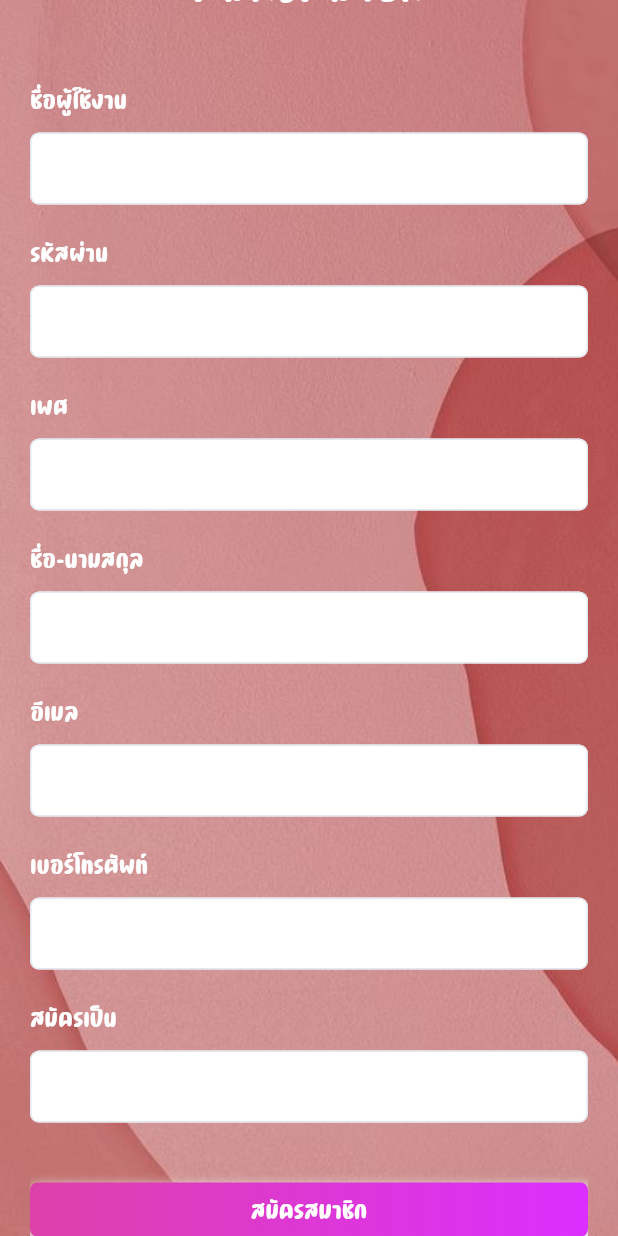
After one commit to foxyhandsome/Gift4You-Flutter, a Flutter app: the Register screen opened directly, scrolled down 116 dp, after a tap on "สมัครสมาชิก", on a phone screen of 412 x 824 dp. The commit adds this screen. Run offline on Flutter 3.47's test engine with Material 2 defaults, Android fonts, the phone set to English and light mode, and no system bars; our stand-ins replace dio, persistent_bottom_nav_bar; network calls fail.

Commit message:
เพิ่มเติม

```diff
--- a/lib/src/features/auth/login.dart
+++ b/lib/src/features/auth/login.dart
@@ -26,16 +26,14 @@ class _LoginState extends State<Login> {
       "username": username.text,
       "password": password.text,
     });
-      if (response.statusCode == 200){
+    if (response.statusCode == 200) {
       List<UserInfo> data = [];
       response.data.forEach((element) {
         data.add(UserInfo.fromJson(element));
       });
       setState(() {
         userData = data;
-
       });
-
     }
     if (userData != null && userData!.isNotEmpty) {
       goToMain();
@@ -52,17 +50,17 @@ class _LoginState extends State<Login> {
         builder: (BuildContext ctx) {
           return CupertinoAlertDialog(
             title: Text(
-              'แจ้งเตือนเข้าสู่ระบบ',
+              'ระบบเเจ้งเตือน',
               style: TextStyle(
                   color: Color.fromARGB(255, 65, 57, 52),
-                  fontFamily: 'anupark',
+                  fontFamily: 'donut',
                   fontSize: 21),
             ),
             content: Text(
               "ชื่อผู้ใช้งานหรือรหัสผ่านไม่ถูกต้อง",
               style: TextStyle(
                   color: Color.fromARGB(255, 55, 48, 43),
-                  fontFamily: 'anupark',
+                  fontFamily: 'donut',
                   fontSize: 17),
             ),
             actions: [
@@ -75,9 +73,8 @@ class _LoginState extends State<Login> {
                 },
                 child: const Text(
                   'ตกลง',
-                  style: TextStyle(
-                    color: Color(0xff536830),
-                  ),
+                  style:
+                      TextStyle(color: Color(0xff536830), fontFamily: 'donut'),
                 ),
                 isDefaultAction: true,
                 isDestructiveAction: true,
@@ -109,9 +106,9 @@ Navigator.of(context, rootNavigator: true).pushAndRemoveUntil(
           Text(
             title,
             style: TextStyle(
-                fontWeight: FontWeight.bold,
-                fontSize: 15,
-                color: Color(0xff6E8785)),
+                fontFamily: 'donut',
+                fontSize: 20,
+                color: Color.fromARGB(255, 255, 255, 255)),
           ),
           SizedBox(
             height: 10,
@@ -145,9 +142,9 @@ Navigator.of(context, rootNavigator: true).pushAndRemoveUntil(
           Text(
             title,
             style: TextStyle(
-                fontWeight: FontWeight.bold,
-                fontSize: 15,
-                color: Color(0xff6E8785)),
+                fontFamily: 'donut',
+                fontSize: 20,
+                color: Color.fromARGB(255, 255, 255, 255)),
           ),
           SizedBox(
             height: 10,
@@ -193,13 +190,16 @@ Navigator.of(context, rootNavigator: true).pushAndRemoveUntil(
             gradient: LinearGradient(
                 begin: Alignment.centerLeft,
                 end: Alignment.centerRight,
-                colors: [Color(0xff6E8786), Color(0xff6E8786)])),
+                colors: [
+                  Color.fromARGB(193, 255, 113, 243),
+                  Color.fromARGB(255, 220, 47, 255)
+                ])),
         child: Text(
-          'ลงชื่อเข้าใช้งานระบบ',
+          'เข้าสู่ระบบ',
           style: TextStyle(
             fontSize: 20,
             color: Colors.white,
-            fontFamily: 'anupark',
+            fontFamily: 'donut',
           ),
         ),
       ),
@@ -210,12 +210,12 @@ Navigator.of(context, rootNavigator: true).pushAndRemoveUntil(
     return RichText(
       textAlign: TextAlign.center,
       text: TextSpan(
-        text: 'ลงชื่อเข้าใช้ระบบ',
+        text: 'เข้าสู่ระบบสมาชิก',
         style: TextStyle(
-            fontFamily: 'anupark',
-            fontSize: 30,
+            fontFamily: 'donut',
+            fontSize: 40,
             fontWeight: FontWeight.w700,
-            color: Color.fromARGB(255, 0, 255, 13)),
+            color: Color.fromARGB(255, 255, 255, 255)),
       ),
     );
   }
@@ -223,7 +223,7 @@ Navigator.of(context, rootNavigator: true).pushAndRemoveUntil(
   Widget _emailPasswordWidget() {
     return Column(
       children: <Widget>[
-        _entryFieldUsername("ผู้ใช้งาน"),
+        _entryFieldUsername("ชื่อผู้ใช้งาน"),
         _entryFieldPassword("รหัสผ่าน", isPassword: true),
       ],
     );
@@ -236,7 +236,8 @@ Navigator.of(context, rootNavigator: true).pushAndRemoveUntil(
       constraints: const BoxConstraints.expand(),
       decoration: const BoxDecoration(
           image: DecorationImage(
-              image: AssetImage("asset/images/Test1.jpg"), fit: BoxFit.cover)),
+              image: AssetImage("asset/images/Gift4YouBG.jpg"),
+              fit: BoxFit.cover)),
       child: Scaffold(
         backgroundColor: Colors.transparent,
         body: Container(
--- /dev/null
+++ b/lib/src/features/auth/model/user_register.dart
@@ -0,0 +1,40 @@
+class UserRegister {
+  String? username;
+  String? password;
+  String? gender;
+  String? fullname;
+  String? email;
+  String? tel;
+  String? roleId;
+
+  UserRegister(
+      {this.username,
+      this.password,
+      this.gender,
+      this.fullname,
+      this.email,
+      this.tel,
+      this.roleId});
+
+  UserRegister.fromJson(Map<String, dynamic> json) {
+    username = json['username'];
+    password = json['password'];
+    gender = json['gender'];
+    fullname = json['fullname'];
+    email = json['email'];
+    tel = json['tel'];
+    roleId = json['role_id'];
+  }
+
+  Map<String, dynamic> toJson() {
+    final Map<String, dynamic> data = new Map<String, dynamic>();
+    data['username'] = this.username;
+    data['password'] = this.password;
+    data['gender'] = this.gender;
+    data['fullname'] = this.fullname;
+    data['email'] = this.email;
+    data['tel'] = this.tel;
+    data['role_id'] = this.roleId;
+    return data;
+  }
+}
--- /dev/null
+++ b/lib/src/features/auth/register.dart
@@ -0,0 +1,462 @@
+import 'package:dio/dio.dart';
+import 'package:flutter/cupertino.dart';
+import 'package:flutter/material.dart';
+import 'package:giftforyou/src/features/auth/model/user_register.dart';
+
+import '../routing/navigate.dart';
+import 'model/user_info.dart';
+
+class Register extends StatefulWidget {
+  const Register({super.key});
+
+  @override
+  State<Register> createState() => _RegisterState();
+}
+
+class _RegisterState extends State<Register> {
+  TextEditingController username = new TextEditingController();
+  TextEditingController password = new TextEditingController();
+  TextEditingController gender = new TextEditingController();
+  TextEditingController fullname = new TextEditingController();
+  TextEditingController email = new TextEditingController();
+  TextEditingController tel = new TextEditingController();
+  TextEditingController role_id = new TextEditingController();
+
+  final dio = Dio();
+  List<UserInfo>? userData = [];
+
+  login() async {
+    print(username.text);
+    print(password.text);
+
+    final response = await dio.post('http://192.168.1.38:5000/register', data: {
+      "username": username.text,
+      "password": password.text,
+      "gender": gender.text,
+      "fullname": fullname.text,
+      "email": email.text,
+      "tel": tel.text,
+      "role_id": role_id.text,
+
+    });
+    // if (response.statusCode == 200) {
+    //   List<UserRegister> data = [];
+    //   response.data.forEach((element) {
+    //     data.add(UserRegister.fromJson(element));
+    //   });
+    //   setState(() {
+    //     userData = data;
+    //   });
+    // }
+    if (userData != null && userData!.isNotEmpty) {
+      goToMain();
+    } else {
+      noti(context);
+    }
+
+    print(response);
+  }
+
+  void noti(BuildContext context) {
+    showCupertinoDialog(
+        context: context,
+        builder: (BuildContext ctx) {
+          return CupertinoAlertDialog(
+            title: Text(
+              'ระบบเเจ้งเตือน',
+              style: TextStyle(
+                  color: Color.fromARGB(255, 65, 57, 52),
+                  fontFamily: 'donut',
+                  fontSize: 21),
+            ),
+            content: Text(
+              "ชื่อผู้ใช้งานหรือรหัสผ่านไม่ถูกต้อง",
+              style: TextStyle(
+                  color: Color.fromARGB(255, 55, 48, 43),
+                  fontFamily: 'donut',
+                  fontSize: 17),
+            ),
+            actions: [
+              // The "Yes" button
+              CupertinoDialogAction(
+                onPressed: () {
+                  setState(() {
+                    Navigator.of(context).pop();
+                  });
+                },
+                child: const Text(
+                  'ตกลง',
+                  style:
+                      TextStyle(color: Color(0xff536830), fontFamily: 'donut'),
+                ),
+                isDefaultAction: true,
+                isDestructiveAction: true,
+              ),
+              // The "No" button
+            ],
+          );
+        });
+  }
+
+  goToMain() {
+    Navigator.of(context, rootNavigator: true).pushAndRemoveUntil(
+      MaterialPageRoute(
+        settings: RouteSettings(name: "/MenuBar"),
+        builder: (BuildContext context) {
+          return NavigationMenuBar();
+        },
+      ),
+      (_) => false,
+    );
+  }
+
+  Widget _entryFieldUsername(String title, {bool isPassword = false}) {
+    return Container(
+      margin: EdgeInsets.symmetric(vertical: 10),
+      child: Column(
+        crossAxisAlignment: CrossAxisAlignment.start,
+        children: <Widget>[
+          Text(
+            title,
+            style: TextStyle(
+                fontFamily: 'donut',
+                fontSize: 20,
+                color: Color.fromARGB(255, 255, 255, 255)),
+          ),
+          SizedBox(
+            height: 10,
+          ),
+          TextField(
+              controller: username,
+              decoration: InputDecoration(
+                  contentPadding: EdgeInsets.only(left: 10),
+                  border: InputBorder.none,
+                  fillColor: Colors.white,
+                  focusedBorder: OutlineInputBorder(
+                    borderSide: const BorderSide(color: Color(0xff6E8786)),
+                    borderRadius: BorderRadius.all(Radius.circular(6)),
+                  ),
+                  enabledBorder: OutlineInputBorder(
+                    borderSide: BorderSide(color: Color(0xffE2E8F0)),
+                    borderRadius: BorderRadius.all(Radius.circular(6)),
+                  ),
+                  filled: true))
+        ],
+      ),
+    );
+  }
+
+  Widget _entryFieldPassword(String title, {bool isPassword = false}) {
+    return Container(
+      margin: EdgeInsets.symmetric(vertical: 10),
+      child: Column(
+        crossAxisAlignment: CrossAxisAlignment.start,
+        children: <Widget>[
+          Text(
+            title,
+            style: TextStyle(
+                fontFamily: 'donut',
+                fontSize: 20,
+                color: Color.fromARGB(255, 255, 255, 255)),
+          ),
+          SizedBox(
+            height: 10,
+          ),
+          TextField(
+              controller: password,
+              decoration: InputDecoration(
+                  contentPadding: EdgeInsets.only(left: 10),
+                  border: InputBorder.none,
+                  fillColor: Colors.white,
+                  focusedBorder: OutlineInputBorder(
+                    borderSide: const BorderSide(color: Color(0xff6E8786)),
+                    borderRadius: BorderRadius.all(Radius.circular(6)),
+                  ),
+                  enabledBorder: OutlineInputBorder(
+                    borderSide: BorderSide(color: Color(0xffE2E8F0)),
+                    borderRadius: BorderRadius.all(Radius.circular(6)),
+                  ),
+                  filled: true))
+        ],
+      ),
+    );
+  }
+
+  Widget _entryFieldGender(String title, {bool isPassword = false}) {
+    return Container(
+      margin: EdgeInsets.symmetric(vertical: 10),
+      child: Column(
+        crossAxisAlignment: CrossAxisAlignment.start,
+        children: <Widget>[
+          Text(
+            title,
+            style: TextStyle(
+                fontFamily: 'donut',
+                fontSize: 20,
+                color: Color.fromARGB(255, 255, 255, 255)),
+          ),
+          SizedBox(
+            height: 10,
+          ),
+          TextField(
+              controller: gender,
+              decoration: InputDecoration(
+                  contentPadding: EdgeInsets.only(left: 10),
+                  border: InputBorder.none,
+                  fillColor: Colors.white,
+                  focusedBorder: OutlineInputBorder(
+                    borderSide: const BorderSide(color: Color(0xff6E8786)),
+                    borderRadius: BorderRadius.all(Radius.circular(6)),
+                  ),
+                  enabledBorder: OutlineInputBorder(
+                    borderSide: BorderSide(color: Color(0xffE2E8F0)),
+                    borderRadius: BorderRadius.all(Radius.circular(6)),
+                  ),
+                  filled: true))
+        ],
+      ),
+    );
+  }
+
+  Widget _entryFieldFullname(String title, {bool isPassword = false}) {
+    return Container(
+      margin: EdgeInsets.symmetric(vertical: 10),
+      child: Column(
+        crossAxisAlignment: CrossAxisAlignment.start,
+        children: <Widget>[
+          Text(
+            title,
+            style: TextStyle(
+                fontFamily: 'donut',
+                fontSize: 20,
+                color: Color.fromARGB(255, 255, 255, 255)),
+          ),
+          SizedBox(
+            height: 10,
+          ),
+          TextField(
+              controller: fullname,
+              decoration: InputDecoration(
+                  contentPadding: EdgeInsets.only(left: 10),
+                  border: InputBorder.none,
+                  fillColor: Colors.white,
+                  focusedBorder: OutlineInputBorder(
+                    borderSide: const BorderSide(color: Color(0xff6E8786)),
+                    borderRadius: BorderRadius.all(Radius.circular(6)),
+                  ),
+                  enabledBorder: OutlineInputBorder(
+                    borderSide: BorderSide(color: Color(0xffE2E8F0)),
+                    borderRadius: BorderRadius.all(Radius.circular(6)),
+                  ),
+                  filled: true))
+        ],
+      ),
+    );
+  }
+
+  Widget _entryFieldEmail(String title, {bool isPassword = false}) {
+    return Container(
+      margin: EdgeInsets.symmetric(vertical: 10),
+      child: Column(
+        crossAxisAlignment: CrossAxisAlignment.start,
+        children: <Widget>[
+          Text(
+            title,
+            style: TextStyle(
+                fontFamily: 'donut',
+                fontSize: 20,
+                color: Color.fromARGB(255, 255, 255, 255)),
+          ),
+          SizedBox(
+            height: 10,
+          ),
+          TextField(
+              controller: email,
+              decoration: InputDecoration(
+                  contentPadding: EdgeInsets.only(left: 10),
+                  border: InputBorder.none,
+                  fillColor: Colors.white,
+                  focusedBorder: OutlineInputBorder(
+                    borderSide: const BorderSide(color: Color(0xff6E8786)),
+                    borderRadius: BorderRadius.all(Radius.circular(6)),
+                  ),
+                  enabledBorder: OutlineInputBorder(
+                    borderSide: BorderSide(color: Color(0xffE2E8F0)),
+                    borderRadius: BorderRadius.all(Radius.circular(6)),
+                  ),
+                  filled: true))
+        ],
+      ),
+    );
+  }
+
+  Widget _entryFieldTel(String title, {bool isPassword = false}) {
+    return Container(
+      margin: EdgeInsets.symmetric(vertical: 10),
+      child: Column(
+        crossAxisAlignment: CrossAxisAlignment.start,
+        children: <Widget>[
+          Text(
+            title,
+            style: TextStyle(
+                fontFamily: 'donut',
+                fontSize: 20,
+                color: Color.fromARGB(255, 255, 255, 255)),
+          ),
+          SizedBox(
+            height: 10,
+          ),
+          TextField(
+              controller: tel,
+              decoration: InputDecoration(
+                  contentPadding: EdgeInsets.only(left: 10),
+                  border: InputBorder.none,
+                  fillColor: Colors.white,
+                  focusedBorder: OutlineInputBorder(
+                    borderSide: const BorderSide(color: Color(0xff6E8786)),
+                    borderRadius: BorderRadius.all(Radius.circular(6)),
+                  ),
+                  enabledBorder: OutlineInputBorder(
+                    borderSide: BorderSide(color: Color(0xffE2E8F0)),
+                    borderRadius: BorderRadius.all(Radius.circular(6)),
+                  ),
+                  filled: true))
+        ],
+      ),
+    );
+  }
+
+  Widget _entryFieldRole_id(String title, {bool isPassword = false}) {
+    return Container(
+      margin: EdgeInsets.symmetric(vertical: 10),
+      child: Column(
+        crossAxisAlignment: CrossAxisAlignment.start,
+        children: <Widget>[
+          Text(
+            title,
+            style: TextStyle(
+                fontFamily: 'donut',
+                fontSize: 20,
+                color: Color.fromARGB(255, 255, 255, 255)),
+          ),
+          SizedBox(
+            height: 10,
+          ),
+          TextField(
+              controller: role_id,
+              decoration: InputDecoration(
+                  contentPadding: EdgeInsets.only(left: 10),
+                  border: InputBorder.none,
+                  fillColor: Colors.white,
+                  focusedBorder: OutlineInputBorder(
+                    borderSide: const BorderSide(color: Color(0xff6E8786)),
+                    borderRadius: BorderRadius.all(Radius.circular(6)),
+                  ),
+                  enabledBorder: OutlineInputBorder(
+                    borderSide: BorderSide(color: Color(0xffE2E8F0)),
+                    borderRadius: BorderRadius.all(Radius.circular(6)),
+                  ),
+                  filled: true))
+        ],
+      ),
+    );
+  }
+
+  Widget _submitButton() {
+    return InkWell(
+      onTap: () {
+        login();
+      },
+      child: Container(
+        width: MediaQuery.of(context).size.width,
+        padding: EdgeInsets.symmetric(vertical: 6),
+        alignment: Alignment.center,
+        decoration: BoxDecoration(
+            borderRadius: BorderRadius.all(Radius.circular(5)),
+            boxShadow: <BoxShadow>[
+              BoxShadow(
+                  color: Colors.grey.shade200,
+                  offset: Offset(2, 4),
+                  blurRadius: 5,
+                  spreadRadius: 2)
+            ],
+            gradient: LinearGradient(
+                begin: Alignment.centerLeft,
+                end: Alignment.centerRight,
+                colors: [
+                  Color.fromARGB(255, 221, 65, 169),
+                  Color.fromARGB(255, 220, 47, 255)
+                ])),
+        child: Text(
+          'สมัครสมาชิก',
+          style: TextStyle(
+            fontSize: 20,
+            color: Colors.white,
+            fontFamily: 'donut',
+          ),
+        ),
+      ),
+    );
+  }
+
+  Widget _title() {
+    return RichText(
+      textAlign: TextAlign.center,
+      text: TextSpan(
+        text: 'สมัครสมาชิก',
+        style: TextStyle(
+            fontFamily: 'donut',
+            fontSize: 40,
+            fontWeight: FontWeight.w700,
+            color: Color.fromARGB(255, 255, 255, 255)),
+      ),
+    );
+  }
+
+  Widget _emailPasswordWidget() {
+    return Column(
+      children: <Widget>[
+        _entryFieldUsername("ชื่อผู้ใช้งาน"),
+        _entryFieldPassword("รหัสผ่าน", isPassword: true),
+        _entryFieldGender("เพศ"),
+        _entryFieldFullname("ชื่อ-นามสกุล"),
+        _entryFieldEmail("อีเมล"),
+        _entryFieldTel("เบอร์โทรศัพท์"),
+        _entryFieldRole_id("สมัครเป็น"),
+
+      ],
+    );
+  }
+
+  @override
+  Widget build(BuildContext context) {
+    final height = MediaQuery.of(context).size.height;
+    return Container(
+      constraints: const BoxConstraints.expand(),
+      decoration: const BoxDecoration(
+          image: DecorationImage(
+              image: AssetImage("asset/images/Gift4YouBG.jpg"),
+              fit: BoxFit.cover)),
+      child: Scaffold(
+        backgroundColor: Colors.transparent,
+        body: Container(
+          padding: EdgeInsets.symmetric(horizontal: 20),
+          child: SingleChildScrollView(
+            child: Column(
+              crossAxisAlignment: CrossAxisAlignment.center,
+              mainAxisAlignment: MainAxisAlignment.center,
+              children: <Widget>[
+                SizedBox(height: height * .1),
+                _title(),
+                SizedBox(height: 30),
+                _emailPasswordWidget(),
+                SizedBox(height: 30),
+                _submitButton(),
+              ],
+            ),
+          ),
+        ),
+      ),
+    );
+  }
+}
--- a/lib/src/features/routing/navigate.dart
+++ b/lib/src/features/routing/navigate.dart
@@ -1,5 +1,6 @@
 import 'package:flutter/cupertino.dart';
 import 'package:flutter/material.dart';
+import 'package:giftforyou/src/features/auth/register.dart';
 import 'package:persistent_bottom_nav_bar/persistent_tab_view.dart';
 import '../home/home.dart';
 
@@ -30,40 +31,40 @@ class _NavigationMenuBarState extends State<NavigationMenuBar> {
       PersistentBottomNavBarItem(
         contentPadding: 0.0,
         inactiveColorSecondary: CupertinoColors.black,
-        icon: Icon(CupertinoIcons.house, size: 23),
-        title: ("หน้าหลัก"),
+        icon: Icon(CupertinoIcons.house, size: 25),
+        title: ("หน้าเเรก"),
         iconSize: 50,
-        activeColorPrimary: Color(0xff6E8785),
-        inactiveColorPrimary: Color(0xff6E8785),
+        activeColorPrimary: Color.fromARGB(255, 247, 247, 247),
+        inactiveColorPrimary: Color.fromARGB(255, 0, 0, 0),
       ),
       PersistentBottomNavBarItem(
         contentPadding: 0.0,
-        icon: Icon(CupertinoIcons.arrow_up_right_square, size: 23),
-        title: ("รออนุมัติ"),
-        activeColorPrimary: Color(0xff6E8785),
-        inactiveColorPrimary: Color(0xff6E8785),
+        icon: Icon(CupertinoIcons.search , size: 25),
+        title: ("ดูหมวดหมู่สินค้า"),
+        activeColorPrimary: Color.fromARGB(255, 248, 248, 248),
+        inactiveColorPrimary: Color.fromARGB(255, 0, 0, 0),
       ),
       PersistentBottomNavBarItem(
         contentPadding: 0.0,
         // icon: Icon(CupertinoIcons.clear_circled),
-        icon: Icon(CupertinoIcons.alarm, size: 23),
-        title: ("ปฏิเสธ"),
-        activeColorPrimary: Color(0xff6E8785),
-        inactiveColorPrimary: Color(0xff6E8785),
+        icon: Icon(CupertinoIcons.cart_fill, size: 25),
+        title: ("เเนะนำของขวัญ"),
+        activeColorPrimary: Color.fromARGB(255, 249, 250, 250),
+        inactiveColorPrimary: Color.fromARGB(255, 2, 0, 0),
       ),
       PersistentBottomNavBarItem(
-        icon: Icon(CupertinoIcons.person_crop_circle, size: 23),
+        icon: Icon(CupertinoIcons.person, size: 25),
         contentPadding: 0.0,
         title: ("โปรไฟล์"),
-        activeColorPrimary: Color(0xff6E8785),
-        inactiveColorPrimary: Color(0xff6E8785),
+        activeColorPrimary: Color.fromARGB(255, 255, 255, 255),
+        inactiveColorPrimary: Color.fromARGB(255, 7, 0, 0),
       ),
     ];
   }
 
   List<Widget> _buildScreens() {
     return [
-      Home(), Home(), Home(), Home()
+      Home(), Register(), Home(), Home()
       // MainList(),
       // Test()
     ];
@@ -113,7 +114,7 @@ class _NavigationMenuBarState extends State<NavigationMenuBar> {
         duration: Duration(milliseconds: 250),
       ),
       navBarStyle:
-          NavBarStyle.style13, // Choose the nav bar style with this property.
+          NavBarStyle.style7, // Choose the nav bar style with this property.
     );
   }
 }
```
Also changed, not shown: pubspec.yaml (+9 -0 lines), asset/fonts/KanchaBlabla.ttf (added), asset/fonts/MNDonutBold.ttf (added), asset/images/Gift4YouBG.jpg (added). Lines whose indentation alone changed are shown as unchanged.
